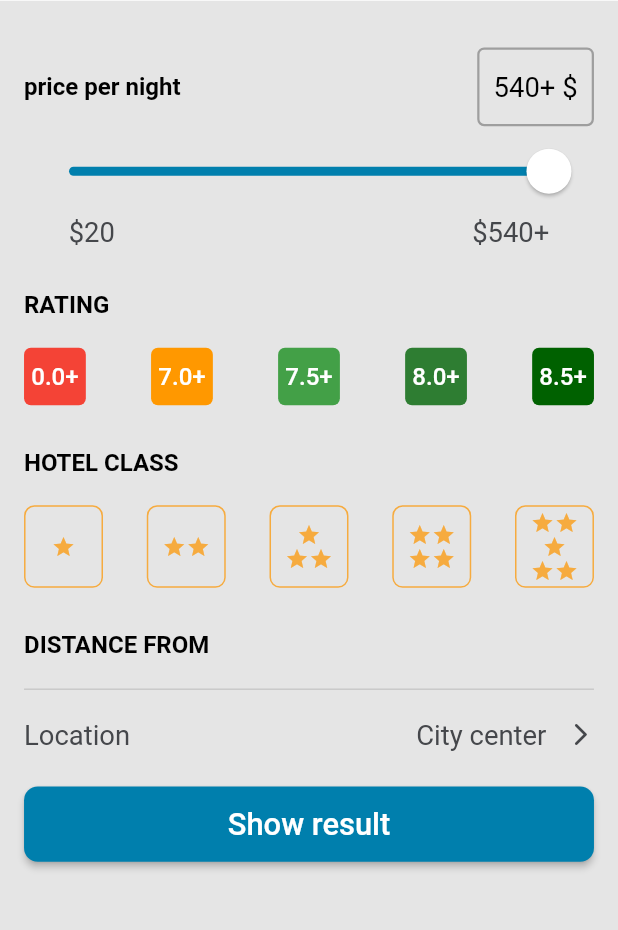
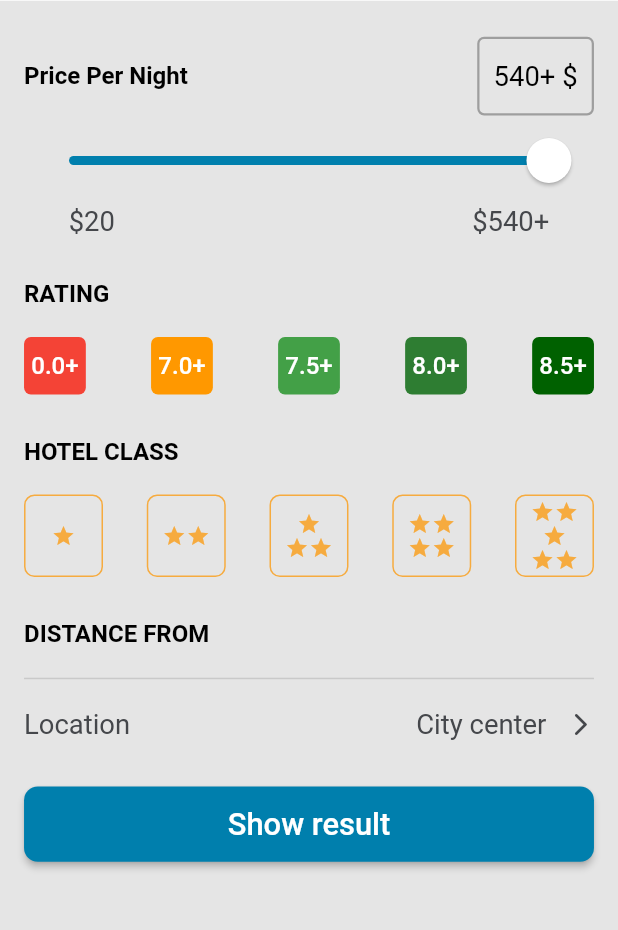
Before and after one commit to abdalrhman7/Hotel-Go, a Flutter app: the FilterBottomSheet widget shown alone on an empty page, opened directly, on a phone screen of 412 x 824 dp, the part 78-1008 px from its top. Run offline on Flutter 3.47's test engine with Material 2 defaults, Android fonts, the phone set to English and light mode, and no system bars; our stand-ins replace bloc, dio, fancy_shimmer_image, flutter_bloc, flutter_screenutil, get_it; network calls fail.

Commit message:
Improve the code

```diff
--- a/lib/feature/filter_bottom_sheet/presentation/screen/filter_bottom_sheet.dart
+++ b/lib/feature/filter_bottom_sheet/presentation/screen/filter_bottom_sheet.dart
@@ -3,7 +3,6 @@ import 'package:flutter_bloc/flutter_bloc.dart';
 import 'package:flutter_screenutil/flutter_screenutil.dart';
 import 'package:hotel_go/feature/filter_bottom_sheet/presentation/widget/rating_widget.dart';
 import 'package:hotel_go/feature/filter_bottom_sheet/presentation/widget/reset_filter_section.dart';
-import 'package:hotel_go/feature/filter_bottom_sheet/presentation/widget/slider_widget.dart';
 import '../../../../core/theme/app_color.dart';
 import '../../../../core/theme/text_style.dart';
 import '../../../../core/widgets/main_button.dart';
@@ -34,18 +33,18 @@ class _FilterBottomSheetState extends State<FilterBottomSheet> {
         children: [
           const ResetFilterSection(),
           Padding(
-            padding: EdgeInsets.symmetric(horizontal: 14.w, vertical: 26.h),
+            padding: EdgeInsets.symmetric(horizontal: 14.w, vertical: 20.h),
             child: Column(
               crossAxisAlignment: CrossAxisAlignment.start,
               children: [
-                 PricePerNightWidget(cubit: cubit),
-                SliderWidget(
+                PricePerNightWidget(
                   price: cubit.priceFilter,
                   onChanged: (value) {
                     setState(() {
                       cubit.priceFilter = value;
                     });
                   },
+                  cubit: cubit,
                 ),
                 SizedBox(height: 24.h),
                 buildHeadersText('rating'),
@@ -99,7 +98,7 @@ class _FilterBottomSheetState extends State<FilterBottomSheet> {
                     )
                   ],
                 ),
-                SizedBox(height: 20.h),
+                SizedBox(height: 26.h),
                 MainButton(
                   onTap: () {
                     cubit.getFiltersHotels();
--- a/lib/feature/filter_bottom_sheet/presentation/widget/price_per_night_widget.dart
+++ b/lib/feature/filter_bottom_sheet/presentation/widget/price_per_night_widget.dart
@@ -1,22 +1,26 @@
 import 'package:flutter/material.dart';
 import 'package:flutter_screenutil/flutter_screenutil.dart';
 
+import '../../../../core/theme/app_color.dart';
 import '../../../../core/theme/text_style.dart';
 import '../../../home/business_logic/hotel_cubit/hotel_cubit.dart';
 
+// ignore: must_be_immutable
 class PricePerNightWidget extends StatelessWidget {
-  const PricePerNightWidget({
-    super.key, required this.cubit,
-  });
-   final HotelCubit cubit ;
+  PricePerNightWidget({super.key, required this.price, required this.onChanged, required this.cubit});
+  int price;
+  final ValueChanged<int> onChanged;
+  final HotelCubit cubit ;
 
   @override
   Widget build(BuildContext context) {
-    return Row(
+    return Column(
+      children: [
+      Row(
       mainAxisAlignment: MainAxisAlignment.spaceBetween,
       children: [
         Text(
-          'price per night',
+          'Price Per Night',
           style: TextStyles.font14W600,
         ),
         Container(
@@ -33,6 +37,43 @@ class PricePerNightWidget extends StatelessWidget {
           ),
         ),
       ],
+    ),
+        SliderTheme(
+          data: SliderTheme.of(context).copyWith(
+            thumbColor:  AppColor.brightWhiteColor,
+            overlayColor: Colors.transparent,
+            activeTrackColor:  AppColor.blueColor,
+            thumbShape: const RoundSliderThumbShape(enabledThumbRadius: 15),
+            overlayShape: const RoundSliderOverlayShape(overlayRadius: 30),
+          ),
+          child: Slider(
+            value: price.toDouble(),
+            min: 20,
+            max: 540,
+            inactiveColor: const Color(0xFF8D8E98),
+            onChanged: (double newValue) {
+              price = newValue.round();
+              onChanged(price);
+            },
+          ),
+        ),
+        Padding(
+          padding: EdgeInsets.symmetric(horizontal: 26.w),
+          child: Row(
+            mainAxisAlignment: MainAxisAlignment.spaceBetween,
+            children: [
+              Text(
+                '\$20',
+                style: TextStyles.font16Grey,
+              ),
+              Text(
+                '\$540+',
+                style: TextStyles.font16Grey,
+              ),
+            ],
+          ),
+        ),
+      ],
     );
   }
 }
--- a/lib/feature/filter_bottom_sheet/presentation/widget/slider_widget.dart
+++ /dev/null
@@ -1,56 +0,0 @@
-import 'package:flutter/material.dart';
-import 'package:flutter_screenutil/flutter_screenutil.dart';
-
-import '../../../../core/theme/app_color.dart';
-import '../../../../core/theme/text_style.dart';
-
-
-// ignore: must_be_immutable
-class SliderWidget extends StatelessWidget {
-  SliderWidget({super.key, required this.price, required this.onChanged});
-  int price;
-  final ValueChanged<int> onChanged;
-
-  @override
-  Widget build(BuildContext context) {
-    return Column(
-      children: [
-        SliderTheme(
-          data: SliderTheme.of(context).copyWith(
-            thumbColor:  AppColor.brightWhiteColor,
-            overlayColor: Colors.transparent,
-            activeTrackColor:  AppColor.blueColor,
-            thumbShape: const RoundSliderThumbShape(enabledThumbRadius: 15),
-            overlayShape: const RoundSliderOverlayShape(overlayRadius: 30),
-          ),
-          child: Slider(
-            value: price.toDouble(),
-            min: 20,
-            max: 540,
-            inactiveColor: const Color(0xFF8D8E98),
-            onChanged: (double newValue) {
-              price = newValue.round();
-              onChanged(price);
-            },
-          ),
-        ),
-        Padding(
-          padding: EdgeInsets.symmetric(horizontal: 26.w),
-          child: Row(
-            mainAxisAlignment: MainAxisAlignment.spaceBetween,
-            children: [
-              Text(
-                '\$20',
-                style: TextStyles.font16Grey,
-              ),
-              Text(
-                '\$540+',
-                style: TextStyles.font16Grey,
-              ),
-            ],
-          ),
-        ),
-      ],
-    );
-  }
-}
```
